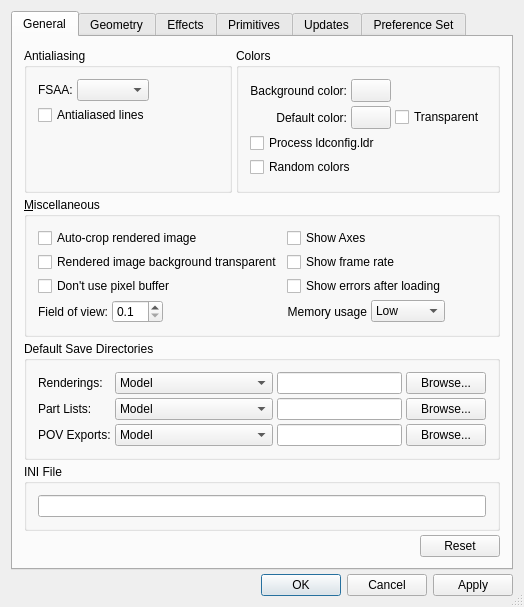
First picture: the form in ldvlib/LDVQt/LDVPreferencesPanel.ui, repository trevorsandy/lpub3d-ci, before the edit.
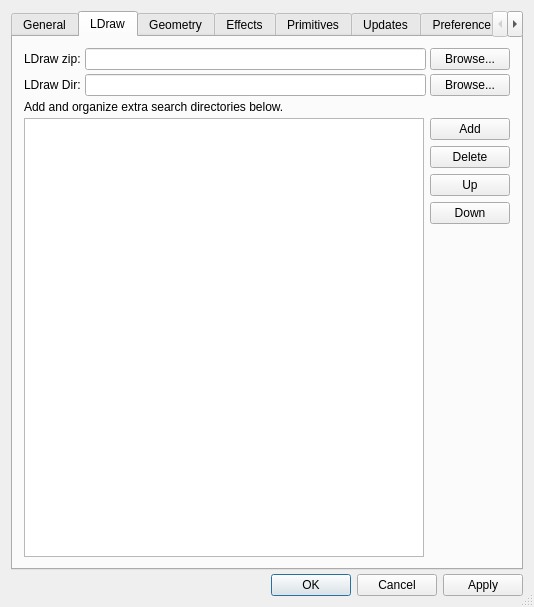
Second picture: the form after the edit. The open tabs and pages were chosen to show the change. Icons and pictures are not drawn.

Commit message: LDVLib - update to LDView at commit cc0c94f

Patch:
```diff
--- a/ldvlib/LDVQt/LDVPreferencesPanel.ui
+++ b/ldvlib/LDVQt/LDVPreferencesPanel.ui
@@ -7,7 +7,7 @@
    <rect>
     <x>0</x>
     <y>0</y>
-    <width>487</width>
+    <width>534</width>
     <height>590</height>
    </rect>
   </property>
@@ -728,6 +728,219 @@
        </item>
       </layout>
      </widget>
+     <widget class="QWidget" name="ldrawTab">
+      <attribute name="title">
+       <string>LDraw</string>
+      </attribute>
+      <layout class="QVBoxLayout" name="verticalLayout_4">
+       <item>
+        <layout class="QGridLayout" name="_2">
+         <property name="leftMargin">
+          <number>0</number>
+         </property>
+         <property name="topMargin">
+          <number>0</number>
+         </property>
+         <property name="rightMargin">
+          <number>0</number>
+         </property>
+         <property name="bottomMargin">
+          <number>0</number>
+         </property>
+         <property name="spacing">
+          <number>4</number>
+         </property>
+         <item row="0" column="0">
+          <widget class="QLabel" name="ldrawZipLabel">
+           <property name="text">
+            <string>LDraw zip:</string>
+           </property>
+           <property name="alignment">
+            <set>Qt::AlignLeading|Qt::AlignLeft|Qt::AlignVCenter</set>
+           </property>
+           <property name="wordWrap">
+            <bool>false</bool>
+           </property>
+          </widget>
+         </item>
+         <item row="0" column="1">
+          <widget class="QLineEdit" name="ldrawZipEdit"/>
+         </item>
+         <item row="0" column="2">
+          <widget class="QPushButton" name="ldrawZipButton">
+           <property name="sizePolicy">
+            <sizepolicy hsizetype="Fixed" vsizetype="Fixed">
+             <horstretch>0</horstretch>
+             <verstretch>0</verstretch>
+            </sizepolicy>
+           </property>
+           <property name="text">
+            <string>Browse...</string>
+           </property>
+          </widget>
+         </item>
+         <item row="1" column="0">
+          <widget class="QLabel" name="ldrawDirLabel">
+           <property name="text">
+            <string>LDraw Dir:</string>
+           </property>
+           <property name="alignment">
+            <set>Qt::AlignLeading|Qt::AlignLeft|Qt::AlignVCenter</set>
+           </property>
+           <property name="wordWrap">
+            <bool>false</bool>
+           </property>
+          </widget>
+         </item>
+         <item row="1" column="1">
+          <widget class="QLineEdit" name="ldrawDirEdit"/>
+         </item>
+         <item row="1" column="2">
+          <widget class="QPushButton" name="ldrawDirButton">
+           <property name="sizePolicy">
+            <sizepolicy hsizetype="Fixed" vsizetype="Fixed">
+             <horstretch>0</horstretch>
+             <verstretch>0</verstretch>
+            </sizepolicy>
+           </property>
+           <property name="text">
+            <string>Browse...</string>
+           </property>
+          </widget>
+         </item>
+        </layout>
+       </item>
+       <item>
+        <widget class="QLabel" name="ldrawExtraLabel">
+         <property name="text">
+          <string>Add and organize extra search directories below.</string>
+         </property>
+         <property name="alignment">
+          <set>Qt::AlignLeading|Qt::AlignLeft|Qt::AlignVCenter</set>
+         </property>
+         <property name="wordWrap">
+          <bool>false</bool>
+         </property>
+        </widget>
+       </item>
+       <item>
+        <layout class="QHBoxLayout" name="_3">
+         <property name="spacing">
+          <number>6</number>
+         </property>
+         <property name="leftMargin">
+          <number>0</number>
+         </property>
+         <property name="topMargin">
+          <number>0</number>
+         </property>
+         <property name="rightMargin">
+          <number>0</number>
+         </property>
+         <property name="bottomMargin">
+          <number>0</number>
+         </property>
+         <item>
+          <widget class="QListWidget" name="ExtraDirListView">
+           <property name="sizePolicy">
+            <sizepolicy hsizetype="MinimumExpanding" vsizetype="MinimumExpanding">
+             <horstretch>0</horstretch>
+             <verstretch>0</verstretch>
+            </sizepolicy>
+           </property>
+          </widget>
+         </item>
+         <item>
+          <layout class="QVBoxLayout" name="_4">
+           <property name="spacing">
+            <number>6</number>
+           </property>
+           <property name="leftMargin">
+            <number>0</number>
+           </property>
+           <property name="topMargin">
+            <number>0</number>
+           </property>
+           <property name="rightMargin">
+            <number>0</number>
+           </property>
+           <property name="bottomMargin">
+            <number>0</number>
+           </property>
+           <item>
+            <widget class="QPushButton" name="addExtraDirButton">
+             <property name="sizePolicy">
+              <sizepolicy hsizetype="Fixed" vsizetype="Fixed">
+               <horstretch>0</horstretch>
+               <verstretch>0</verstretch>
+              </sizepolicy>
+             </property>
+             <property name="text">
+              <string>Add</string>
+             </property>
+            </widget>
+           </item>
+           <item>
+            <widget class="QPushButton" name="delExtraDirButton">
+             <property name="sizePolicy">
+              <sizepolicy hsizetype="Preferred" vsizetype="Fixed">
+               <horstretch>0</horstretch>
+               <verstretch>0</verstretch>
+              </sizepolicy>
+             </property>
+             <property name="text">
+              <string>Delete</string>
+             </property>
+            </widget>
+           </item>
+           <item>
+            <widget class="QPushButton" name="upExtraDirButton">
+             <property name="sizePolicy">
+              <sizepolicy hsizetype="Preferred" vsizetype="Fixed">
+               <horstretch>0</horstretch>
+               <verstretch>0</verstretch>
+              </sizepolicy>
+             </property>
+             <property name="text">
+              <string>Up</string>
+             </property>
+            </widget>
+           </item>
+           <item>
+            <widget class="QPushButton" name="downExtraDirButton">
+             <property name="sizePolicy">
+              <sizepolicy hsizetype="Preferred" vsizetype="Fixed">
+               <horstretch>0</horstretch>
+               <verstretch>0</verstretch>
+              </sizepolicy>
+             </property>
+             <property name="text">
+              <string>Down</string>
+             </property>
+            </widget>
+           </item>
+           <item>
+            <spacer name="SpacerAfterExtra">
+             <property name="orientation">
+              <enum>Qt::Vertical</enum>
+             </property>
+             <property name="sizeType">
+              <enum>QSizePolicy::Expanding</enum>
+             </property>
+             <property name="sizeHint" stdset="0">
+              <size>
+               <width>20</width>
+               <height>20</height>
+              </size>
+             </property>
+            </spacer>
+           </item>
+          </layout>
+         </item>
+        </layout>
+       </item>
+      </layout>
+     </widget>
      <widget class="QWidget" name="geometryTab">
       <attribute name="title">
        <string>Geometry</string>
```
Left out of the diff: 49 changed lines with no effect on the pictures. The commit also changes 5 other files.
